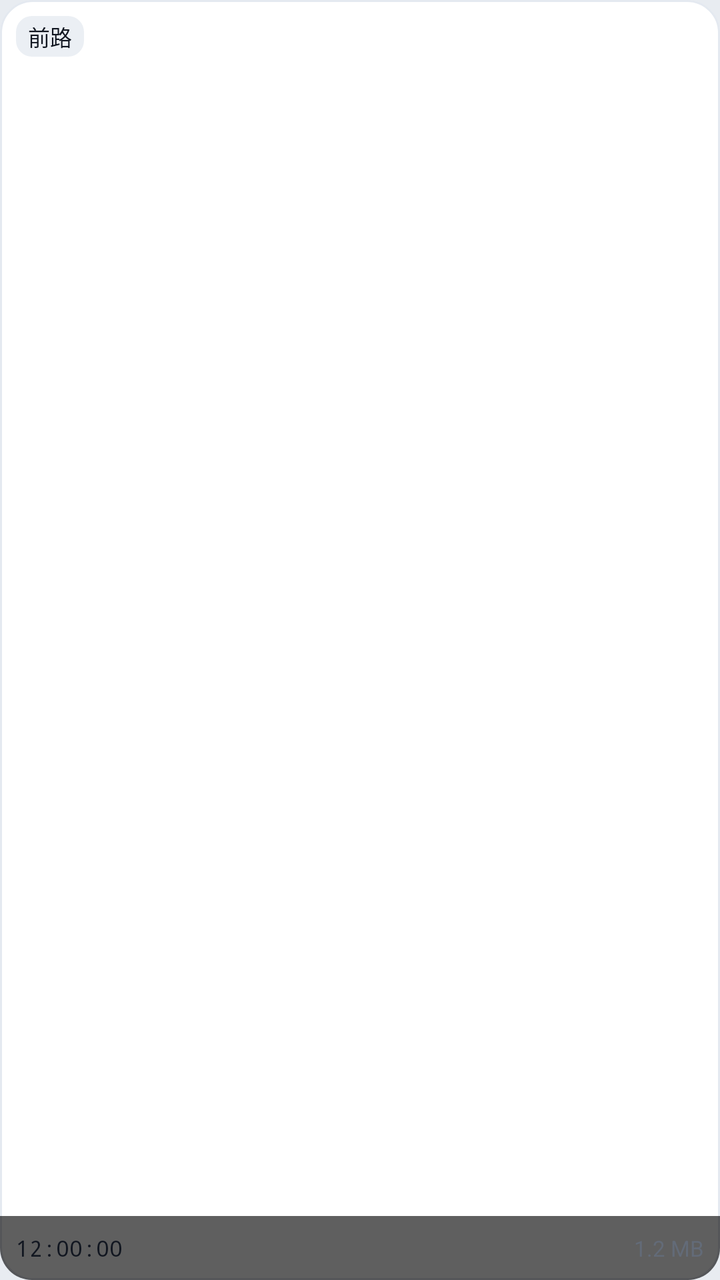
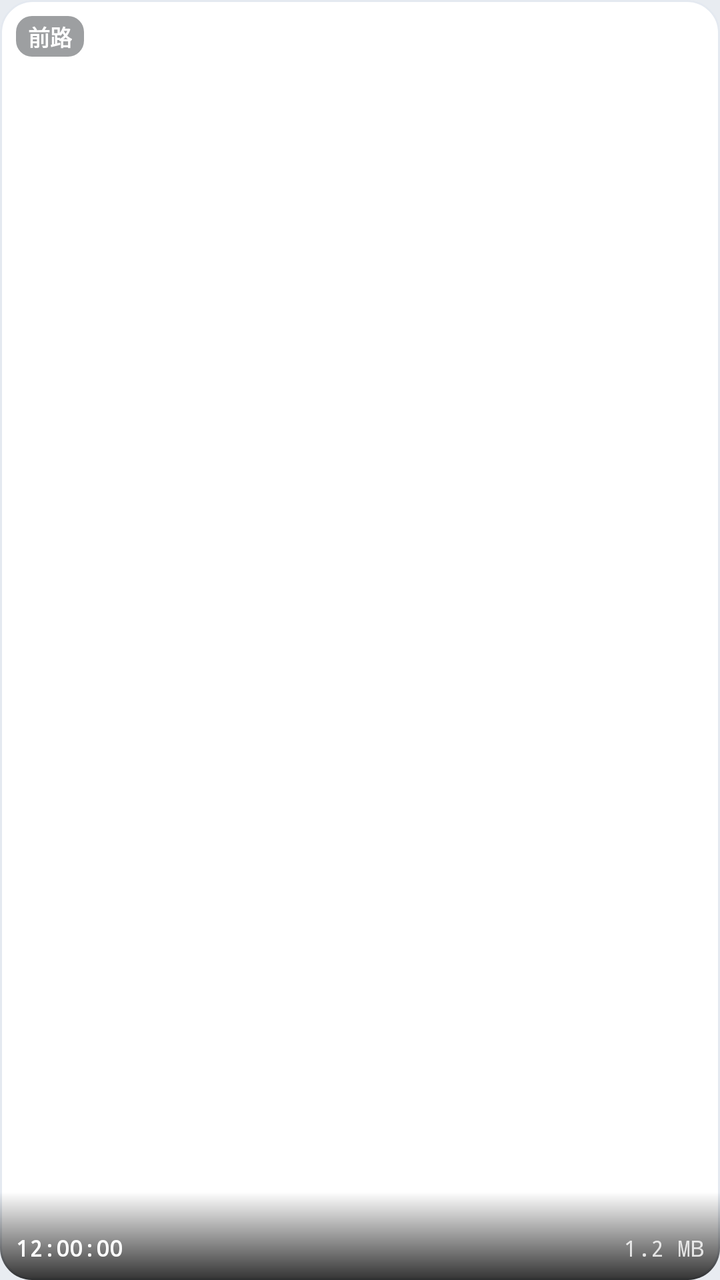

Two renders of the same Android screen: before a commit and after it. Below are the layout's source before the change and the commit's diff.
<!-- AndroidManifest.xml: application theme Theme.Sophon -->
<!-- res/layout/item_photo_grid.xml -->
<?xml version="1.0" encoding="utf-8"?>
<FrameLayout xmlns:android="http://schemas.android.com/apk/res/android"
    android:layout_width="match_parent"
    android:layout_height="140dp"
    android:layout_margin="6dp"
    android:background="@drawable/sp_bg_card"
    android:clickable="true"
    android:focusable="true"
    android:foreground="?android:attr/selectableItemBackground"
    android:clipToOutline="true">

    
    <ImageView
        android:id="@+id/iv_grid_thumb"
        android:layout_width="match_parent"
        android:layout_height="match_parent"
        android:scaleType="centerCrop"
        android:contentDescription="照片缩略图" />

    
    <TextView
        android:id="@+id/tv_grid_cam_tag"
        android:layout_width="wrap_content"
        android:layout_height="wrap_content"
        android:layout_margin="8dp"
        android:background="@drawable/sp_bg_chip"
        android:paddingHorizontal="6dp"
        android:paddingVertical="2dp"
        android:text="前路"
        android:textColor="@color/sp_tx"
        android:textSize="@dimen/sp_t_micro" />

    
    <ImageView
        android:id="@+id/iv_grid_check"
        android:layout_width="24dp"
        android:layout_height="24dp"
        android:layout_gravity="top|end"
        android:layout_margin="8dp"
        android:background="@drawable/sp_bg_circle_glass"
        android:src="@drawable/ic_action_check"
        android:tint="@color/sp_ac"
        android:visibility="gone"
        android:contentDescription="选中标记" />

    
    <LinearLayout
        android:layout_width="match_parent"
        android:layout_height="32dp"
        android:layout_gravity="bottom"
        android:background="#A0000000"
        android:gravity="center_vertical"
        android:orientation="horizontal"
        android:paddingHorizontal="8dp">

        <TextView
            android:id="@+id/tv_grid_time"
            android:layout_width="0dp"
            android:layout_height="wrap_content"
            android:layout_weight="1"
            android:fontFamily="monospace"
            android:text="12:00:00"
            android:textColor="@color/sp_tx"
            android:textSize="@dimen/sp_t_micro" />

        <TextView
            android:id="@+id/tv_grid_size"
            android:layout_width="wrap_content"
            android:layout_height="wrap_content"
            android:text="1.2 MB"
            android:textColor="@color/sp_tx3"
            android:textSize="@dimen/sp_t_micro" />
    </LinearLayout>

</FrameLayout>
<!-- resources referenced by this layout -->
<resources>
  <color name="sp_ac">#FF2F64D7</color>
  <color name="sp_tx">#FF111620</color>
  <color name="sp_tx3">#FF636B78</color>
  <dimen name="sp_t_micro">11sp</dimen>
  <!-- drawable ic_action_check (drawable) -->
  <vector xmlns:android="http://schemas.android.com/apk/res/android"
      android:width="24dp"
      android:height="24dp"
      android:viewportWidth="24"
      android:viewportHeight="24">
    <path
        android:fillColor="#FFFFFFFF"
        android:pathData="M9,16.17L4.83,12l-1.42,1.41L9,19 21,7l-1.41,-1.41z"/>
  </vector>
  <!-- drawable sp_bg_card (drawable) -->
  <?xml version="1.0" encoding="utf-8"?>
  <layer-list xmlns:android="http://schemas.android.com/apk/res/android">
      <item>
          <shape android:shape="rectangle">
              <corners android:radius="@dimen/sp_r_card" />
              <solid android:color="@color/sp_surf" />
              <stroke
                  android:width="1dp"
                  android:color="@color/sp_line" />
          </shape>
      </item>
  </layer-list>
  <!-- drawable sp_bg_chip (drawable) -->
  <?xml version="1.0" encoding="utf-8"?>
  <shape xmlns:android="http://schemas.android.com/apk/res/android"
      android:shape="rectangle">
      <corners android:radius="@dimen/sp_r_chip" />
      <solid android:color="@color/sp_surf3" />
  </shape>
  <!-- drawable sp_bg_circle_glass (drawable) -->
  <?xml version="1.0" encoding="utf-8"?>
  <ripple xmlns:android="http://schemas.android.com/apk/res/android"
      android:color="@color/sp_acring">
      <item>
          <shape android:shape="oval">
              <solid android:color="@color/sp_glass" />
              <stroke
                  android:width="1dp"
                  android:color="@color/sp_line" />
          </shape>
      </item>
  </ripple>
  <style name="Theme.Sophon" parent="Theme.Material3.DayNight.NoActionBar">
          <item name="android:statusBarColor">@color/sp_page</item>
          <item name="android:navigationBarColor">@color/sp_page</item>
          <item name="android:windowBackground">@color/sp_page</item>
          <item name="android:windowLightStatusBar">true</item>
  
          
          <item name="colorPrimary">@color/sp_ac</item>
          <item name="colorPrimaryDark">@color/sp_ac2</item>
          <item name="colorSecondary">@color/sp_ac2</item>
          <item name="colorAccent">@color/sp_ac</item>
          <item name="colorError">@color/sp_dg</item>
  
          <item name="android:textColorPrimary">@color/sp_tx</item>
          <item name="android:textColorSecondary">@color/sp_tx2</item>
          <item name="android:colorBackground">@color/sp_page</item>
      </style>
  <dimen name="sp_r_card">16dp</dimen>
  <color name="sp_surf">#FFFFFFFF</color>
  <color name="sp_line">#FFE4E9F0</color>
  <dimen name="sp_r_chip">8dp</dimen>
  <color name="sp_surf3">#FFEBEFF4</color>
  <color name="sp_acring">#333572F4</color>
  <color name="sp_glass">#CCFFFFFF</color>
  <color name="sp_page">#FFE8ECF1</color>
  <color name="sp_ac2">#FF2557C8</color>
  <color name="sp_dg">#FFD92D20</color>
  <color name="sp_tx2">#FF5A6675</color>
</resources>

<!-- the commit's change to res/layout/item_photo_grid.xml (unified diff, before → after) -->
@@ -23,12 +23,13 @@
         android:layout_width="wrap_content"
         android:layout_height="wrap_content"
         android:layout_margin="8dp"
-        android:background="@drawable/sp_bg_chip"
+        android:background="@drawable/sp_bg_osd_chip"
         android:paddingHorizontal="6dp"
         android:paddingVertical="2dp"
         android:text="前路"
-        android:textColor="@color/sp_tx"
-        android:textSize="@dimen/sp_t_micro" />
+        android:textColor="@color/sp_osd_tx"
+        android:textSize="@dimen/sp_t_micro"
+        android:textStyle="bold" />
 
     
     <ImageView
@@ -44,14 +45,20 @@
         android:contentDescription="选中标记" />
 
     
+    <View
+        android:layout_width="match_parent"
+        android:layout_height="44dp"
+        android:layout_gravity="bottom"
+        android:background="@drawable/sp_grad_bottom_scrim" />
+
     <LinearLayout
         android:layout_width="match_parent"
-        android:layout_height="32dp"
+        android:layout_height="30dp"
         android:layout_gravity="bottom"
-        android:background="#A0000000"
         android:gravity="center_vertical"
         android:orientation="horizontal"
-        android:paddingHorizontal="8dp">
+        android:paddingHorizontal="8dp"
+        android:paddingBottom="2dp">
 
         <TextView
             android:id="@+id/tv_grid_time"
@@ -60,15 +67,17 @@
             android:layout_weight="1"
             android:fontFamily="monospace"
             android:text="12:00:00"
-            android:textColor="@color/sp_tx"
-            android:textSize="@dimen/sp_t_micro" />
+            android:textColor="@color/sp_osd_tx"
+            android:textSize="@dimen/sp_t_micro"
+            android:textStyle="bold" />
 
         <TextView
             android:id="@+id/tv_grid_size"
             android:layout_width="wrap_content"
             android:layout_height="wrap_content"
+            android:fontFamily="monospace"
             android:text="1.2 MB"
-            android:textColor="@color/sp_tx3"
+            android:textColor="@color/sp_osd_tx2"
             android:textSize="@dimen/sp_t_micro" />
     </LinearLayout>
 
<!-- resource entries referenced after the edit -->
@@ -1,8 +1,9 @@
 <!-- resources referenced by this layout -->
 <resources>
   <color name="sp_ac">#FF2F64D7</color>
+  <color name="sp_osd_tx">#FFFFFFFF</color>
+  <color name="sp_osd_tx2">#D0FFFFFF</color>
   <color name="sp_tx">#FF111620</color>
-  <color name="sp_tx3">#FF636B78</color>
   <dimen name="sp_t_micro">11sp</dimen>
   <!-- drawable ic_action_check (drawable) -->
   <vector xmlns:android="http://schemas.android.com/apk/res/android"
@@ -27,13 +28,6 @@
           </shape>
       </item>
   </layer-list>
-  <!-- drawable sp_bg_chip (drawable) -->
-  <?xml version="1.0" encoding="utf-8"?>
-  <shape xmlns:android="http://schemas.android.com/apk/res/android"
-      android:shape="rectangle">
-      <corners android:radius="@dimen/sp_r_chip" />
-      <solid android:color="@color/sp_surf3" />
-  </shape>
   <!-- drawable sp_bg_circle_glass (drawable) -->
   <?xml version="1.0" encoding="utf-8"?>
   <ripple xmlns:android="http://schemas.android.com/apk/res/android"
@@ -47,6 +41,22 @@
           </shape>
       </item>
   </ripple>
+  <!-- drawable sp_bg_osd_chip (drawable) -->
+  <?xml version="1.0" encoding="utf-8"?>
+  <shape xmlns:android="http://schemas.android.com/apk/res/android"
+      android:shape="rectangle">
+      <corners android:radius="@dimen/sp_r_chip" />
+      <solid android:color="@color/sp_osd_bg" />
+  </shape>
+  <!-- drawable sp_grad_bottom_scrim (drawable) -->
+  <?xml version="1.0" encoding="utf-8"?>
+  <shape xmlns:android="http://schemas.android.com/apk/res/android"
+      android:shape="rectangle">
+      <gradient
+          android:angle="270"
+          android:endColor="#CC000000"
+          android:startColor="#00000000" />
+  </shape>
   <style name="Theme.Sophon" parent="Theme.Material3.DayNight.NoActionBar">
           <item name="android:statusBarColor">@color/sp_page</item>
           <item name="android:navigationBarColor">@color/sp_page</item>
@@ -68,7 +78,7 @@
   <color name="sp_surf">#FFFFFFFF</color>
   <color name="sp_line">#FFE4E9F0</color>
   <dimen name="sp_r_chip">8dp</dimen>
-  <color name="sp_surf3">#FFEBEFF4</color>
+  <color name="sp_osd_bg">#660A0F16</color>
   <color name="sp_acring">#333572F4</color>
   <color name="sp_glass">#CCFFFFFF</color>
   <color name="sp_page">#FFE8ECF1</color>
